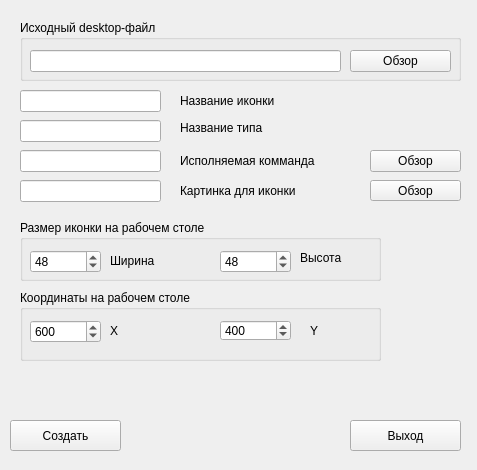
Before: the Qt Designer form idesk-x-set/mainwindow.ui in 150balbes/idesk-set, drawn with Qt 5.
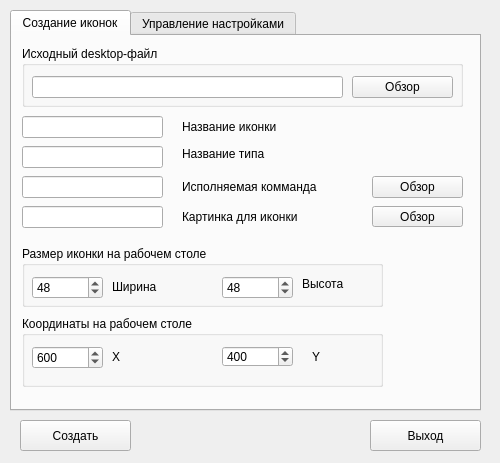
After: the same form once the commit is applied. The open tabs and pages were chosen to show the change.

The edit to the form file:
```diff
--- a/idesk-x-set/mainwindow.ui
+++ b/idesk-x-set/mainwindow.ui
@@ -6,8 +6,8 @@
    <rect>
     <x>0</x>
     <y>0</y>
-    <width>477</width>
-    <height>470</height>
+    <width>500</width>
+    <height>463</height>
    </rect>
   </property>
   <property name="windowTitle">
@@ -17,7 +17,7 @@
    <widget class="QPushButton" name="pushButton_Exit">
     <property name="geometry">
      <rect>
-      <x>350</x>
+      <x>370</x>
       <y>420</y>
       <width>111</width>
       <height>31</height>
@@ -27,34 +27,41 @@
      <string>Выход</string>
     </property>
    </widget>
-   <widget class="QGroupBox" name="groupBox">
+   <widget class="QPushButton" name="pushButton_Save">
     <property name="geometry">
      <rect>
       <x>20</x>
-      <y>20</y>
-      <width>441</width>
-      <height>61</height>
+      <y>420</y>
+      <width>111</width>
+      <height>31</height>
      </rect>
     </property>
-    <property name="title">
-     <string>Исходный desktop-файл</string>
+    <property name="text">
+     <string>Создать</string>
     </property>
-    <widget class="QLineEdit" name="Desktop">
+   </widget>
+   <widget class="QTabWidget" name="tabWidget">
      <property name="geometry">
       <rect>
        <x>10</x>
-       <y>30</y>
-       <width>311</width>
-       <height>22</height>
-      </rect>
-     </property>
-    </widget>
-    <widget class="QPushButton" name="pushButton_Desktop">
+      <y>10</y>
+      <width>471</width>
+      <height>401</height>
+     </rect>
+    </property>
+    <property name="currentIndex">
+     <number>1</number>
+    </property>
+    <widget class="QWidget" name="tab">
+     <attribute name="title">
+      <string>Создание иконок</string>
+     </attribute>
+     <widget class="QPushButton" name="pushButton_Command">
      <property name="geometry">
       <rect>
-       <x>330</x>
-       <y>30</y>
-       <width>101</width>
+        <x>360</x>
+        <y>140</y>
+        <width>91</width>
        <height>22</height>
       </rect>
      </property>
@@ -62,130 +69,57 @@
       <string>Обзор</string>
      </property>
     </widget>
-   </widget>
-   <widget class="QLineEdit" name="Idesk_Caption">
+     <widget class="QLabel" name="label_7">
     <property name="geometry">
      <rect>
-      <x>20</x>
-      <y>90</y>
-      <width>141</width>
-      <height>22</height>
-     </rect>
-    </property>
-   </widget>
-   <widget class="QLabel" name="label">
-    <property name="geometry">
-     <rect>
-      <x>180</x>
-      <y>90</y>
-      <width>281</width>
+        <x>170</x>
+        <y>140</y>
+        <width>161</width>
       <height>21</height>
      </rect>
     </property>
     <property name="text">
-     <string>Название иконки</string>
+       <string>Исполняемая комманда</string>
     </property>
    </widget>
    <widget class="QLineEdit" name="Idesk_CaptionTip">
     <property name="geometry">
      <rect>
-      <x>20</x>
-      <y>120</y>
-      <width>141</width>
-      <height>22</height>
-     </rect>
-    </property>
-   </widget>
-   <widget class="QLineEdit" name="Idesk_Command">
-    <property name="geometry">
-     <rect>
-      <x>20</x>
-      <y>150</y>
-      <width>141</width>
-      <height>22</height>
-     </rect>
-    </property>
-   </widget>
-   <widget class="QLineEdit" name="Idesk_Icon">
-    <property name="geometry">
-     <rect>
-      <x>20</x>
-      <y>180</y>
-      <width>141</width>
-      <height>22</height>
-     </rect>
-    </property>
-   </widget>
-   <widget class="QGroupBox" name="groupBox_2">
-    <property name="geometry">
-     <rect>
-      <x>20</x>
-      <y>220</y>
-      <width>361</width>
-      <height>61</height>
-     </rect>
-    </property>
-    <property name="title">
-     <string>Размер иконки на рабочем столе</string>
-    </property>
-    <widget class="QSpinBox" name="Idesk_Width">
-     <property name="geometry">
-      <rect>
        <x>10</x>
-       <y>30</y>
-       <width>71</width>
-       <height>23</height>
-      </rect>
-     </property>
-     <property name="value">
-      <number>48</number>
-     </property>
-    </widget>
-    <widget class="QSpinBox" name="Idesk_Height">
+        <y>110</y>
+        <width>141</width>
+        <height>22</height>
+       </rect>
+      </property>
+     </widget>
+     <widget class="QPushButton" name="pushButton_Icon">
      <property name="geometry">
       <rect>
-       <x>200</x>
-       <y>30</y>
-       <width>71</width>
-       <height>23</height>
-      </rect>
-     </property>
-     <property name="value">
-      <number>48</number>
-     </property>
-    </widget>
-    <widget class="QLabel" name="label_2">
-     <property name="geometry">
-      <rect>
-       <x>90</x>
-       <y>30</y>
-       <width>61</width>
+        <x>360</x>
+        <y>170</y>
+        <width>91</width>
        <height>21</height>
       </rect>
      </property>
      <property name="text">
-      <string>Ширина</string>
-     </property>
-    </widget>
-    <widget class="QLabel" name="label_3">
+       <string>Обзор</string>
+      </property>
+     </widget>
+     <widget class="QLineEdit" name="Idesk_Caption">
      <property name="geometry">
       <rect>
-       <x>280</x>
-       <y>30</y>
-       <width>61</width>
-       <height>16</height>
-      </rect>
-     </property>
-     <property name="text">
-      <string>Высота</string>
-     </property>
-    </widget>
+        <x>10</x>
+        <y>80</y>
+        <width>141</width>
+        <height>22</height>
+       </rect>
+      </property>
    </widget>
    <widget class="QGroupBox" name="groupBox_3">
     <property name="geometry">
      <rect>
-      <x>20</x>
-      <y>290</y>
+        <x>10</x>
+        <y>280</y>
       <width>361</width>
       <height>71</height>
      </rect>
@@ -252,37 +186,99 @@
      </property>
     </widget>
    </widget>
-   <widget class="QLabel" name="label_6">
+     <widget class="QGroupBox" name="groupBox_2">
     <property name="geometry">
      <rect>
-      <x>180</x>
-      <y>120</y>
-      <width>271</width>
+        <x>10</x>
+        <y>210</y>
+        <width>361</width>
+        <height>61</height>
+       </rect>
+      </property>
+      <property name="title">
+       <string>Размер иконки на рабочем столе</string>
+      </property>
+      <widget class="QSpinBox" name="Idesk_Width">
+       <property name="geometry">
+        <rect>
+         <x>10</x>
+         <y>30</y>
+         <width>71</width>
+         <height>23</height>
+        </rect>
+       </property>
+       <property name="value">
+        <number>48</number>
+       </property>
+      </widget>
+      <widget class="QSpinBox" name="Idesk_Height">
+       <property name="geometry">
+        <rect>
+         <x>200</x>
+         <y>30</y>
+         <width>71</width>
+         <height>23</height>
+        </rect>
+       </property>
+       <property name="value">
+        <number>48</number>
+       </property>
+      </widget>
+      <widget class="QLabel" name="label_2">
+       <property name="geometry">
+        <rect>
+         <x>90</x>
+         <y>30</y>
+         <width>61</width>
+         <height>21</height>
+        </rect>
+       </property>
+       <property name="text">
+        <string>Ширина</string>
+       </property>
+      </widget>
+      <widget class="QLabel" name="label_3">
+       <property name="geometry">
+        <rect>
+         <x>280</x>
+         <y>30</y>
+         <width>61</width>
       <height>16</height>
      </rect>
     </property>
     <property name="text">
-     <string>Название типа</string>
-    </property>
-   </widget>
-   <widget class="QLabel" name="label_7">
+        <string>Высота</string>
+       </property>
+      </widget>
+     </widget>
+     <widget class="QLineEdit" name="Idesk_Command">
     <property name="geometry">
      <rect>
-      <x>180</x>
-      <y>150</y>
-      <width>161</width>
+        <x>10</x>
+        <y>140</y>
+        <width>141</width>
+        <height>22</height>
+       </rect>
+      </property>
+     </widget>
+     <widget class="QLabel" name="label">
+      <property name="geometry">
+       <rect>
+        <x>170</x>
+        <y>80</y>
+        <width>281</width>
       <height>21</height>
      </rect>
     </property>
     <property name="text">
-     <string>Исполняемая комманда</string>
+       <string>Название иконки</string>
     </property>
    </widget>
    <widget class="QLabel" name="label_8">
     <property name="geometry">
      <rect>
-      <x>180</x>
-      <y>180</y>
+        <x>170</x>
+        <y>170</y>
       <width>151</width>
       <height>21</height>
      </rect>
@@ -291,44 +287,71 @@
      <string>Картинка для иконки</string>
     </property>
    </widget>
-   <widget class="QPushButton" name="pushButton_Save">
+     <widget class="QGroupBox" name="groupBox">
     <property name="geometry">
      <rect>
       <x>10</x>
-      <y>420</y>
-      <width>111</width>
-      <height>31</height>
-     </rect>
-    </property>
-    <property name="text">
-     <string>Создать</string>
-    </property>
-   </widget>
-   <widget class="QPushButton" name="pushButton_Icon">
+        <y>10</y>
+        <width>441</width>
+        <height>61</height>
+       </rect>
+      </property>
+      <property name="title">
+       <string>Исходный desktop-файл</string>
+      </property>
+      <widget class="QLineEdit" name="Desktop">
+       <property name="geometry">
+        <rect>
+         <x>10</x>
+         <y>30</y>
+         <width>311</width>
+         <height>22</height>
+        </rect>
+       </property>
+      </widget>
+      <widget class="QPushButton" name="pushButton_Desktop">
     <property name="geometry">
      <rect>
-      <x>370</x>
-      <y>180</y>
-      <width>91</width>
-      <height>21</height>
+         <x>330</x>
+         <y>30</y>
+         <width>101</width>
+         <height>22</height>
      </rect>
     </property>
     <property name="text">
      <string>Обзор</string>
     </property>
    </widget>
-   <widget class="QPushButton" name="pushButton_Command">
+     </widget>
+     <widget class="QLabel" name="label_6">
     <property name="geometry">
      <rect>
-      <x>370</x>
-      <y>150</y>
-      <width>91</width>
-      <height>22</height>
+        <x>170</x>
+        <y>110</y>
+        <width>271</width>
+        <height>16</height>
      </rect>
     </property>
     <property name="text">
-     <string>Обзор</string>
-    </property>
+       <string>Название типа</string>
+      </property>
+     </widget>
+     <widget class="QLineEdit" name="Idesk_Icon">
+      <property name="geometry">
+       <rect>
+        <x>10</x>
+        <y>170</y>
+        <width>141</width>
+        <height>22</height>
+       </rect>
+      </property>
+     </widget>
+    </widget>
+    <widget class="QWidget" name="tab_2">
+     <attribute name="title">
+      <string>Управление настройками</string>
+     </attribute>
+    </widget>
    </widget>
   </widget>
  </widget>
```
Lines whose indentation alone changed are shown as unchanged.
